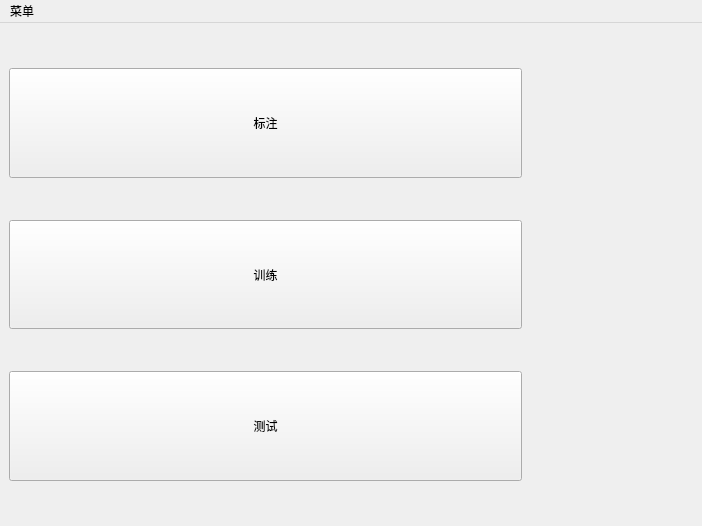
This is GUI/Main.ui in ZxxWs/IdentifyBuilding as Qt 5 draws it before an edit. The edited form follows.
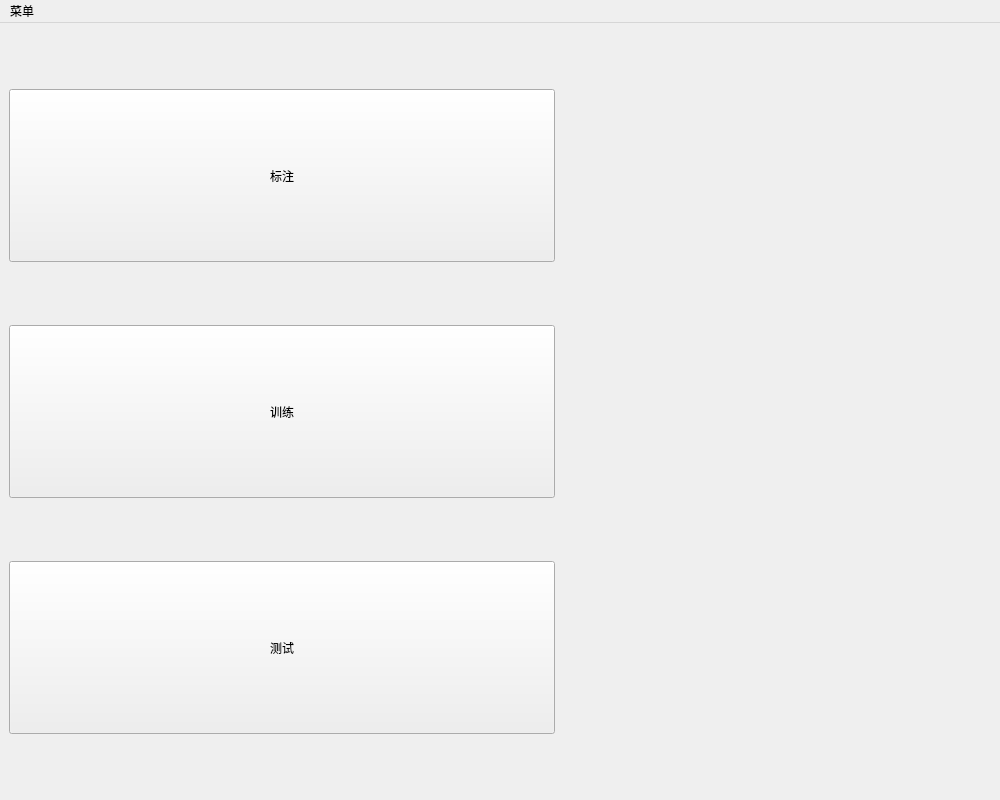
This is the edited form.

The edit to the form file:
```diff
--- a/GUI/Main.ui
+++ b/GUI/Main.ui
@@ -6,13 +6,16 @@
    <rect>
     <x>0</x>
     <y>0</y>
-    <width>702</width>
-    <height>526</height>
+    <width>1000</width>
+    <height>800</height>
    </rect>
   </property>
   <property name="windowTitle">
    <string>建筑物识别</string>
   </property>
+  <property name="autoFillBackground">
+   <bool>true</bool>
+  </property>
   <widget class="QWidget" name="centralwidget">
    <layout class="QVBoxLayout" name="verticalLayout">
     <item>
@@ -31,7 +34,7 @@
        </spacer>
       </item>
       <item>
-       <layout class="QHBoxLayout" name="horizontalLayout_3" stretch="3,1">
+       <layout class="QHBoxLayout" name="horizontalLayout_3" stretch="5,4">
         <item>
          <widget class="QPushButton" name="pushButtonMark">
           <property name="sizePolicy">
@@ -43,6 +46,12 @@
           <property name="text">
            <string>标注</string>
           </property>
+          <property name="iconSize">
+           <size>
+            <width>40</width>
+            <height>40</height>
+           </size>
+          </property>
          </widget>
         </item>
         <item>
@@ -74,7 +83,7 @@
        </spacer>
       </item>
       <item>
-       <layout class="QHBoxLayout" name="horizontalLayout_2" stretch="3,1">
+       <layout class="QHBoxLayout" name="horizontalLayout_2" stretch="5,4">
         <item>
          <widget class="QPushButton" name="pushButtonTrain">
           <property name="sizePolicy">
@@ -86,6 +95,12 @@
           <property name="text">
            <string>训练</string>
           </property>
+          <property name="iconSize">
+           <size>
+            <width>40</width>
+            <height>40</height>
+           </size>
+          </property>
          </widget>
         </item>
         <item>
@@ -117,7 +132,7 @@
        </spacer>
       </item>
       <item>
-       <layout class="QHBoxLayout" name="horizontalLayout" stretch="3,1">
+       <layout class="QHBoxLayout" name="horizontalLayout" stretch="5,4">
         <item>
          <widget class="QPushButton" name="pushButtonTest">
           <property name="sizePolicy">
@@ -135,6 +150,12 @@
           <property name="text">
            <string>测试</string>
           </property>
+          <property name="iconSize">
+           <size>
+            <width>40</width>
+            <height>40</height>
+           </size>
+          </property>
          </widget>
         </item>
         <item>
@@ -174,7 +195,7 @@
     <rect>
      <x>0</x>
      <y>0</y>
-     <width>702</width>
+     <width>1000</width>
      <height>26</height>
     </rect>
    </property>
```
